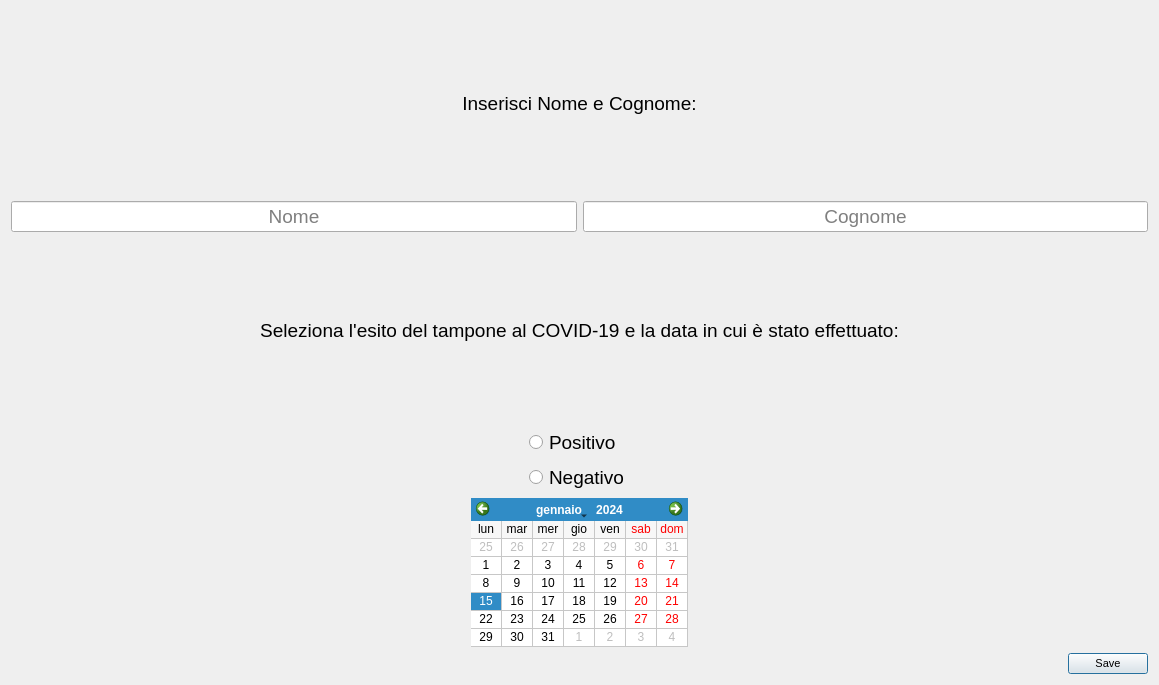
Before: the Qt Designer form c++/01_menu/menu_project/inserisci.ui in alessan10/c19-1, drawn with Qt 5.
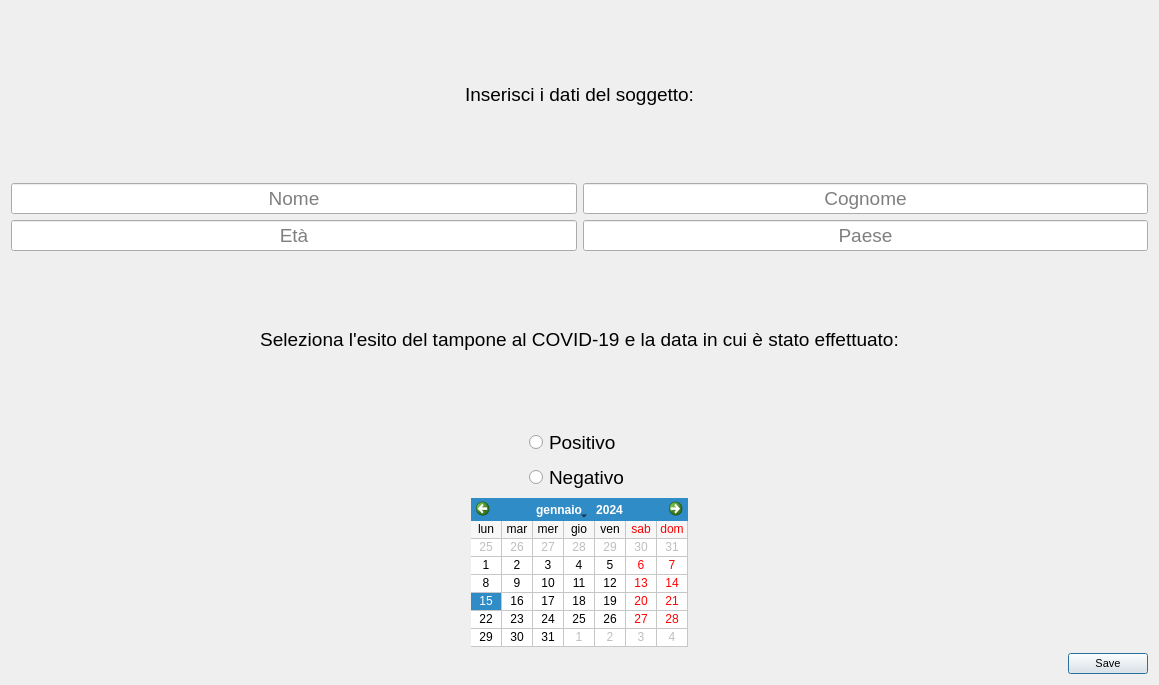
After: the same form once the commit is applied.

What changed in the file:
```diff
--- a/c++/01_menu/menu_project/inserisci.ui
+++ b/c++/01_menu/menu_project/inserisci.ui
@@ -40,7 +40,7 @@
       </font>
      </property>
      <property name="text">
-      <string>Inserisci Nome e Cognome:</string>
+      <string>Inserisci i dati del soggetto:</string>
      </property>
      <property name="alignment">
       <set>Qt::AlignCenter</set>
@@ -87,6 +87,43 @@
      </item>
     </layout>
    </item>
+   <item>
+    <layout class="QHBoxLayout" name="horizontalLayout_2">
+     <item>
+      <widget class="QLineEdit" name="eta">
+       <property name="font">
+        <font>
+         <pointsize>14</pointsize>
+        </font>
+       </property>
+       <property name="inputMethodHints">
+        <set>Qt::ImhDigitsOnly</set>
+       </property>
+       <property name="alignment">
+        <set>Qt::AlignCenter</set>
+       </property>
+       <property name="placeholderText">
+        <string>Età</string>
+       </property>
+      </widget>
+     </item>
+     <item>
+      <widget class="QLineEdit" name="paese">
+       <property name="font">
+        <font>
+         <pointsize>14</pointsize>
+        </font>
+       </property>
+       <property name="alignment">
+        <set>Qt::AlignCenter</set>
+       </property>
+       <property name="placeholderText">
+        <string>Paese</string>
+       </property>
+      </widget>
+     </item>
+    </layout>
+   </item>
    <item>
     <widget class="QLabel" name="label_2">
      <property name="font">
```
